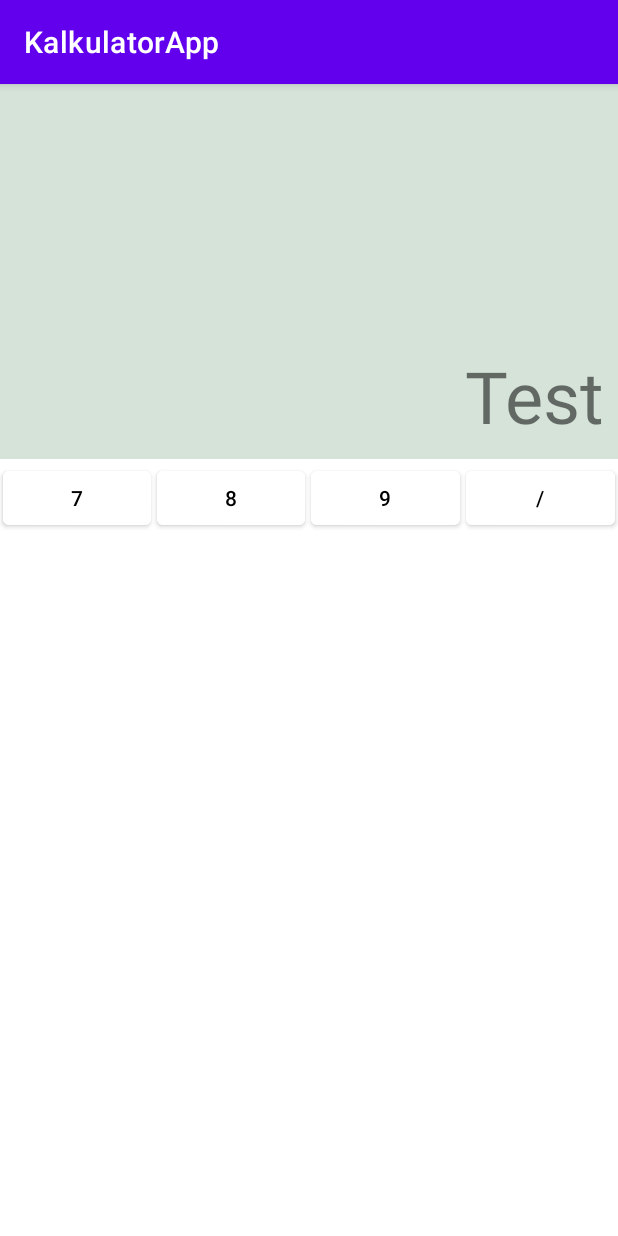
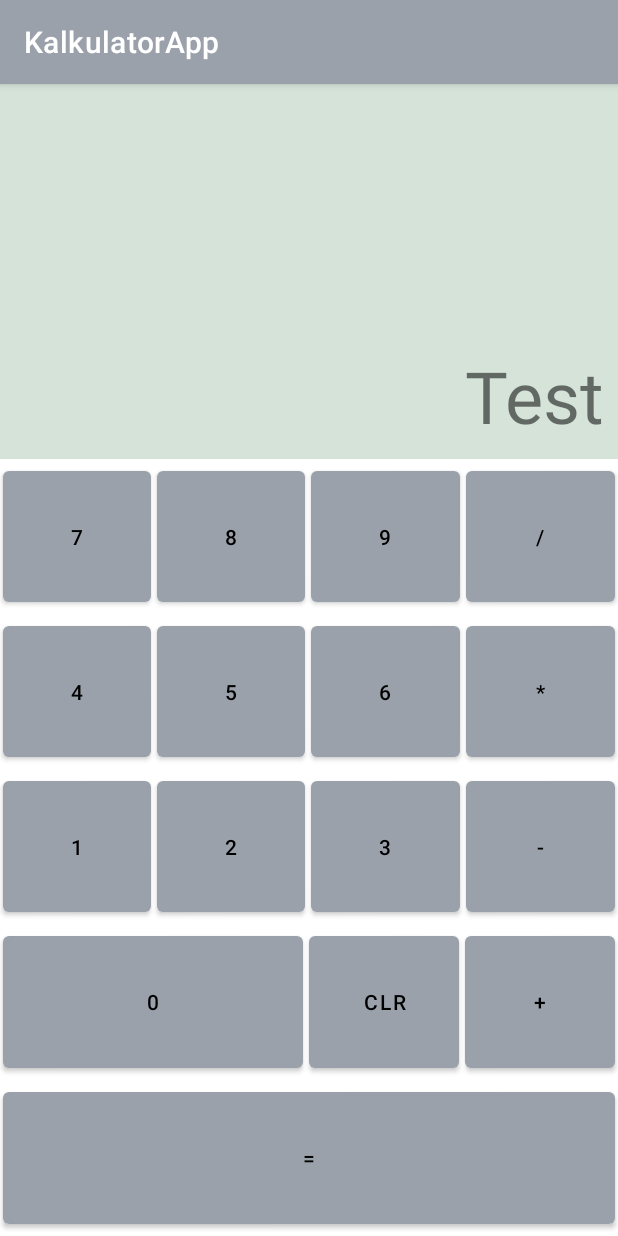
Before and after one commit to TaloHomes404/KalkulatorApp, an Android app: the screen it shows after launch (MainActivity), on a phone screen of 412 x 824 dp. Run offline under Robolectric (Android 15) with nearby library versions, the phone set to English and light mode, and no system bars.

Commit message:
Tworzenie UI kalkulatora

```diff
--- a/app/src/main/res/layout/activity_main.xml
+++ b/app/src/main/res/layout/activity_main.xml
@@ -19,7 +19,8 @@
     <LinearLayout
         android:layout_width="match_parent"
         android:layout_height="wrap_content"
-        android:orientation="horizontal">
+        android:orientation="horizontal"
+        android:layout_weight="1">
         <Button
             android:id="@+id/buttonSeven"
             android:onClick="wcisniecieLiczby"
@@ -28,7 +29,6 @@
             android:layout_height="match_parent"
             android:layout_weight="1"
             android:text="7"
-            android:backgroundTint="@color/white"
             android:textColor="@color/black"/>
 
         <Button
@@ -39,7 +39,6 @@
             android:layout_height="match_parent"
             android:layout_weight="1"
             android:text="8"
-            android:backgroundTint="@color/white"
             android:textColor="@color/black"/>
         <Button
             android:id="@+id/buttonNine"
@@ -49,7 +48,6 @@
             android:layout_height="match_parent"
             android:layout_weight="1"
             android:text="9"
-            android:backgroundTint="@color/white"
             android:textColor="@color/black"/>
 
         <Button
@@ -60,10 +58,157 @@
             android:layout_height="match_parent"
             android:layout_weight="1"
             android:text="/"
-            android:backgroundTint="@color/white"
             android:textColor="@color/black"/>
 
     </LinearLayout>
 
+    <LinearLayout
+        android:layout_width="match_parent"
+        android:layout_height="wrap_content"
+        android:orientation="horizontal"
+        android:layout_weight="1">
+        <Button
+            android:id="@+id/buttonFour"
+            android:onClick="wcisniecieLiczby"
+            android:layout_margin="2dp"
+            android:layout_width="0dp"
+            android:layout_height="match_parent"
+            android:layout_weight="1"
+            android:text="4"
+            android:textColor="@color/black"/>
+
+        <Button
+            android:id="@+id/buttonFive"
+            android:onClick="wcisniecieLiczby"
+            android:layout_margin="2dp"
+            android:layout_width="0dp"
+            android:layout_height="match_parent"
+            android:layout_weight="1"
+            android:text="5"
+            android:textColor="@color/black"/>
+        <Button
+            android:id="@+id/buttonSix"
+            android:onClick="wcisniecieLiczby"
+            android:layout_margin="2dp"
+            android:layout_width="0dp"
+            android:layout_height="match_parent"
+            android:layout_weight="1"
+            android:text="6"
+            android:textColor="@color/black"/>
+
+        <Button
+            android:id="@+id/buttonMultiply"
+            android:onClick="wcisniecieLiczby"
+            android:layout_margin="2dp"
+            android:layout_width="0dp"
+            android:layout_height="match_parent"
+            android:layout_weight="1"
+            android:text="*"
+            android:textColor="@color/black"/>
+
+    </LinearLayout>
+
+    <LinearLayout
+        android:layout_width="match_parent"
+        android:layout_height="wrap_content"
+        android:orientation="horizontal"
+        android:layout_weight="1">
+        <Button
+            android:id="@+id/buttonOne"
+            android:onClick="wcisniecieLiczby"
+            android:layout_margin="2dp"
+            android:layout_width="0dp"
+            android:layout_height="match_parent"
+            android:layout_weight="1"
+            android:text="1"
+            android:textColor="@color/black"/>
+
+        <Button
+            android:id="@+id/buttonTwo"
+            android:onClick="wcisniecieLiczby"
+            android:layout_margin="2dp"
+            android:layout_width="0dp"
+            android:layout_height="match_parent"
+            android:layout_weight="1"
+            android:text="2"
+            android:textColor="@color/black"/>
+        <Button
+            android:id="@+id/buttonThree"
+            android:onClick="wcisniecieLiczby"
+            android:layout_margin="2dp"
+            android:layout_width="0dp"
+            android:layout_height="match_parent"
+            android:layout_weight="1"
+            android:text="3"
+            android:textColor="@color/black"/>
+
+        <Button
+            android:id="@+id/buttonSubtrackt"
+            android:onClick="wcisniecieLiczby"
+            android:layout_margin="2dp"
+            android:layout_width="0dp"
+            android:layout_height="match_parent"
+            android:layout_weight="1"
+            android:text="-"
+            android:textColor="@color/black"/>
+
+    </LinearLayout>
+
+    <LinearLayout
+        android:layout_width="match_parent"
+        android:layout_height="wrap_content"
+        android:orientation="horizontal"
+        android:layout_weight="1">
+        <Button
+            android:id="@+id/buttonZero"
+            android:onClick="wcisniecieLiczby"
+            android:layout_margin="2dp"
+            android:layout_width="0dp"
+            android:layout_height="match_parent"
+            android:layout_weight="2"
+            android:text="0"
+            android:textColor="@color/black"/>
+
+        <Button
+            android:id="@+id/buttonCLR"
+            android:onClick="wcisniecieLiczby"
+            android:layout_margin="2dp"
+            android:layout_width="0dp"
+            android:layout_height="match_parent"
+            android:layout_weight="1"
+            android:text="CLR"
+            android:textColor="@color/black"/>
+
+        <Button
+            android:id="@+id/buttonSum"
+            android:onClick="wcisniecieLiczby"
+            android:layout_margin="2dp"
+            android:layout_width="0dp"
+            android:layout_height="match_parent"
+            android:layout_weight="1"
+            android:text="+"
+            android:textColor="@color/black"/>
+
+    </LinearLayout>
+
+    <LinearLayout
+        android:layout_width="match_parent"
+        android:layout_height="wrap_content"
+        android:orientation="horizontal"
+        android:layout_weight="1">
+        <Button
+            android:id="@+id/buttonEqual"
+            android:onClick="wcisniecieLiczby"
+            android:layout_margin="2dp"
+            android:layout_width="0dp"
+            android:layout_height="match_parent"
+            android:layout_weight="2"
+            android:text="="
+            android:textColor="@color/black"/>
+
+
+
+
+    </LinearLayout>
 
 </LinearLayout>
--- a/app/src/main/res/values/colors.xml
+++ b/app/src/main/res/values/colors.xml
@@ -8,4 +8,5 @@
     <color name="black">#FF000000</color>
     <color name="white">#FFFFFFFF</color>
     <color name="kolorTla">#d5e3d9</color>
+    <color name="przyciski">#9ba1ab</color>
 </resources>
--- a/app/src/main/res/values/themes.xml
+++ b/app/src/main/res/values/themes.xml
@@ -2,7 +2,7 @@
     <!-- Base application theme. -->
     <style name="Theme.KalkulatorApp" parent="Theme.MaterialComponents.DayNight.DarkActionBar">
         <!-- Primary brand color. -->
-        <item name="colorPrimary">@color/purple_500</item>
+        <item name="colorPrimary">@color/przyciski</item>
         <item name="colorPrimaryVariant">@color/purple_700</item>
         <item name="colorOnPrimary">@color/white</item>
         <!-- Secondary brand color. -->
```
